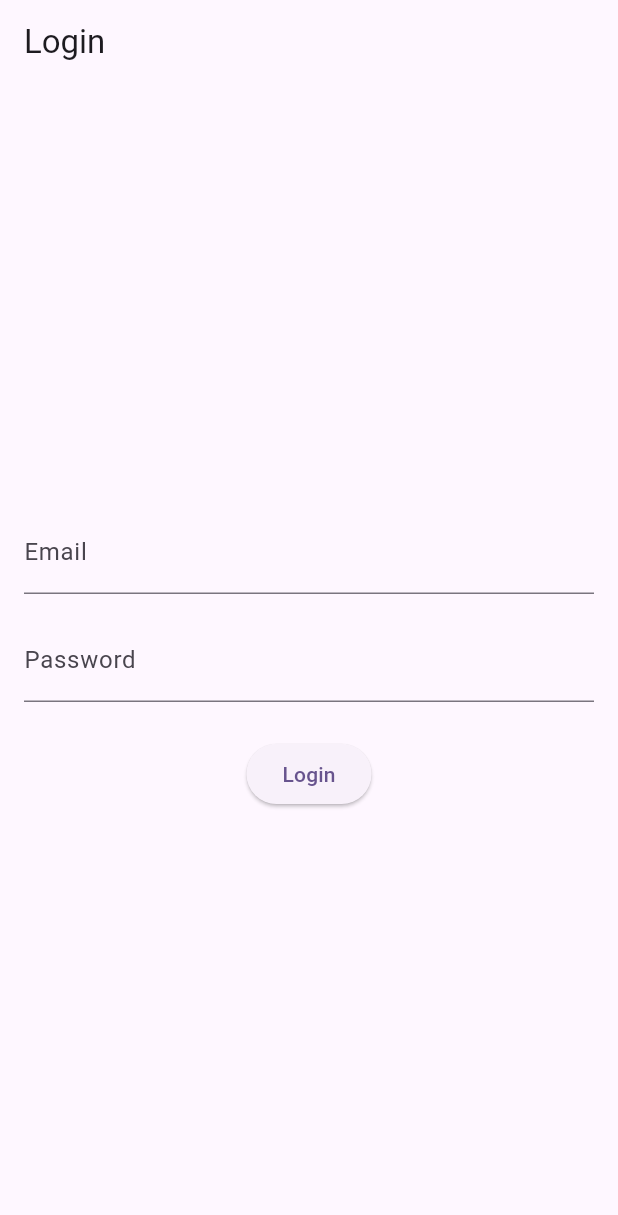
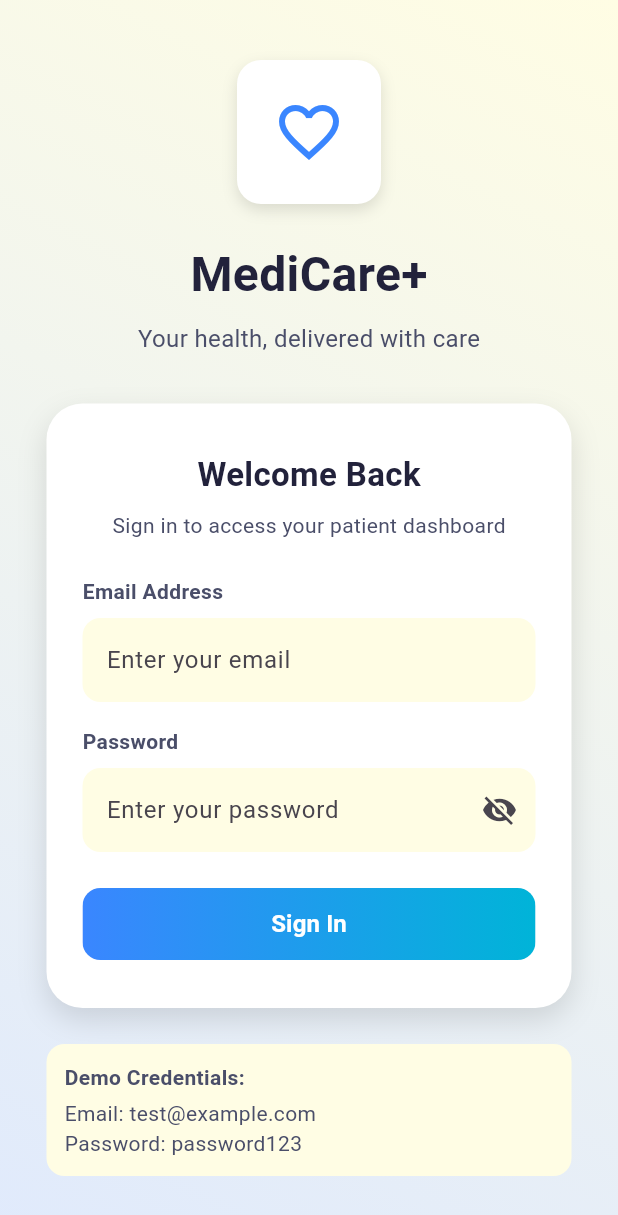
Before and after one commit to princetomar27/patient-dashboard-flutter, a Flutter app: the screen it shows after launch, on a phone screen of 412 x 824 dp. Shown: the top 1215 px of the screen. Run offline on Flutter 3.47's test engine with Material 3 defaults, Android fonts, the light colour scheme and no system bars; our stand-ins replace equatable, flutter_bloc, get_it, go_router, shared_preferences.

Commit message:
Add login functionality with UI enhancements (#1)

```diff
--- a/lib/features/auth/presentation/cubit/auth_cubit.dart
+++ b/lib/features/auth/presentation/cubit/auth_cubit.dart
@@ -1,4 +1,5 @@
 import 'package:equatable/equatable.dart';
+import 'package:flutter/widgets.dart';
 import 'package:flutter_bloc/flutter_bloc.dart';
 
 import '../../domain/entities/user_entity.dart';
@@ -13,6 +14,9 @@ class AuthCubit extends Cubit<AuthState> {
   final SaveLoginStatusUseCase saveLoginStatusUseCase;
   final CheckLoginStatusUseCase checkLoginStatusUseCase;
   final AuthRepository authRepository;
+
+  final TextEditingController emailController = TextEditingController();
+  final TextEditingController passwordController = TextEditingController();
 
   AuthCubit(
     this.loginUseCase,
@@ -50,4 +54,11 @@ class AuthCubit extends Cubit<AuthState> {
     await saveLoginStatusUseCase(isLoggedIn: false, user: null);
     emit(const AuthInitial());
   }
+
+  @override
+  Future<void> close() {
+    emailController.dispose();
+    passwordController.dispose();
+    return super.close();
+  }
 }
--- a/lib/features/auth/presentation/pages/login_page.dart
+++ b/lib/features/auth/presentation/pages/login_page.dart
@@ -1,66 +1,71 @@
 import 'package:flutter/material.dart';
-import 'package:flutter_bloc/flutter_bloc.dart';
-import 'package:go_router/go_router.dart';
-import '../cubit/auth_cubit.dart';
+
+import '../widgets/demo_credentials_box.dart';
+import '../widgets/login_form.dart';
+import '../widgets/login_header.dart';
 
 class LoginPage extends StatefulWidget {
-  const LoginPage({Key? key}) : super(key: key);
+  const LoginPage({super.key});
 
   @override
   State<LoginPage> createState() => _LoginPageState();
 }
 
 class _LoginPageState extends State<LoginPage> {
-  final TextEditingController _emailController = TextEditingController();
-  final TextEditingController _passwordController = TextEditingController();
+  bool _obscurePassword = true;
 
   @override
   Widget build(BuildContext context) {
     return Scaffold(
-      appBar: AppBar(title: const Text('Login')),
-      body: BlocConsumer<AuthCubit, AuthState>(
-        listener: (context, state) {
-          if (state is AuthLoaded) {
-            context.go('/dashboard');
-          } else if (state is AuthFailed) {
-            ScaffoldMessenger.of(
-              context,
-            ).showSnackBar(SnackBar(content: Text(state.errorMessage)));
-          }
-        },
-        builder: (context, state) {
-          if (state is AuthLoading) {
-            return const Center(child: CircularProgressIndicator());
-          }
-          return Padding(
-            padding: const EdgeInsets.all(16.0),
+      body: Container(
+        width: double.infinity,
+        height: double.infinity,
+        decoration: const BoxDecoration(
+          gradient: LinearGradient(
+            begin: Alignment.topRight,
+            end: Alignment.bottomLeft,
+            colors: [Color(0xFFFFFDE4), Color(0xFFE0EAFC)],
+          ),
+        ),
+        child: Center(
+          child: SingleChildScrollView(
             child: Column(
               mainAxisAlignment: MainAxisAlignment.center,
               children: [
-                TextField(
-                  controller: _emailController,
-                  decoration: const InputDecoration(labelText: 'Email'),
-                ),
-                const SizedBox(height: 16),
-                TextField(
-                  controller: _passwordController,
-                  decoration: const InputDecoration(labelText: 'Password'),
-                  obscureText: true,
+                const LoginHeader(),
+                const SizedBox(height: 32),
+                Container(
+                  width: 350,
+                  padding: const EdgeInsets.symmetric(
+                    horizontal: 24,
+                    vertical: 32,
+                  ),
+                  decoration: BoxDecoration(
+                    color: Colors.white,
+                    borderRadius: BorderRadius.circular(24),
+                    boxShadow: [
+                      BoxShadow(
+                        color: Colors.black12,
+                        blurRadius: 16,
+                        offset: Offset(0, 8),
+                      ),
+                    ],
+                  ),
+                  child: LoginForm(
+                    obscurePassword: _obscurePassword,
+                    onTogglePassword: () {
+                      setState(() {
+                        _obscurePassword = !_obscurePassword;
+                      });
+                    },
+                  ),
                 ),
                 const SizedBox(height: 24),
-                ElevatedButton(
-                  onPressed: () {
-                    context.read<AuthCubit>().login(
-                      _emailController.text,
-                      _passwordController.text,
-                    );
-                  },
-                  child: const Text('Login'),
-                ),
+                const DemoCredentialsBox(),
               ],
             ),
-          );
-        },
+          ),
+        ),
       ),
     );
   }
--- /dev/null
+++ b/lib/features/auth/presentation/widgets/demo_credentials_box.dart
@@ -0,0 +1,38 @@
+import 'package:flutter/material.dart';
+
+class DemoCredentialsBox extends StatelessWidget {
+  const DemoCredentialsBox({super.key});
+
+  @override
+  Widget build(BuildContext context) {
+    return Container(
+      width: 350,
+      padding: const EdgeInsets.all(12),
+      decoration: BoxDecoration(
+        color: const Color(0xFFFFFDE4),
+        borderRadius: BorderRadius.circular(12),
+      ),
+      child: const Column(
+        crossAxisAlignment: CrossAxisAlignment.start,
+        children: [
+          Text(
+            'Demo Credentials:',
+            style: TextStyle(
+              fontWeight: FontWeight.bold,
+              color: Color(0xFF4A4E69),
+            ),
+          ),
+          SizedBox(height: 4),
+          Text(
+            'Email: test@example.com',
+            style: TextStyle(color: Color(0xFF4A4E69)),
+          ),
+          Text(
+            'Password: password123',
+            style: TextStyle(color: Color(0xFF4A4E69)),
+          ),
+        ],
+      ),
+    );
+  }
+}
--- /dev/null
+++ b/lib/features/auth/presentation/widgets/login_form.dart
@@ -0,0 +1,147 @@
+import 'package:flutter/material.dart';
+import 'package:flutter_bloc/flutter_bloc.dart';
+import 'package:go_router/go_router.dart';
+
+import '../cubit/auth_cubit.dart';
+
+class LoginForm extends StatelessWidget {
+  final bool obscurePassword;
+  final VoidCallback onTogglePassword;
+
+  const LoginForm({
+    super.key,
+    required this.obscurePassword,
+    required this.onTogglePassword,
+  });
+
+  @override
+  Widget build(BuildContext context) {
+    return BlocConsumer<AuthCubit, AuthState>(
+      listener: (context, state) {
+        if (state is AuthLoaded) {
+          context.go('/dashboard');
+        } else if (state is AuthFailed) {
+          ScaffoldMessenger.of(
+            context,
+          ).showSnackBar(SnackBar(content: Text(state.errorMessage)));
+        }
+      },
+      builder: (context, state) {
+        final authCubit = context.read<AuthCubit>();
+        return Column(
+          crossAxisAlignment: CrossAxisAlignment.start,
+          children: [
+            const Center(
+              child: Text(
+                'Welcome Back',
+                style: TextStyle(
+                  fontSize: 22,
+                  fontWeight: FontWeight.bold,
+                  color: Color(0xFF22223B),
+                ),
+              ),
+            ),
+            const SizedBox(height: 8),
+            const Center(
+              child: Text(
+                'Sign in to access your patient dashboard',
+                style: TextStyle(fontSize: 14, color: Color(0xFF4A4E69)),
+              ),
+            ),
+            const SizedBox(height: 24),
+            const Text(
+              'Email Address',
+              style: TextStyle(
+                fontWeight: FontWeight.w600,
+                color: Color(0xFF4A4E69),
+              ),
+            ),
+            const SizedBox(height: 8),
+            TextField(
+              controller: authCubit.emailController,
+              decoration: InputDecoration(
+                hintText: 'Enter your email',
+                filled: true,
+                fillColor: Color(0xFFFFFDE4),
+                border: OutlineInputBorder(
+                  borderRadius: BorderRadius.circular(12),
+                  borderSide: BorderSide.none,
+                ),
+              ),
+            ),
+            const SizedBox(height: 16),
+            const Text(
+              'Password',
+              style: TextStyle(
+                fontWeight: FontWeight.w600,
+                color: Color(0xFF4A4E69),
+              ),
+            ),
+            const SizedBox(height: 8),
+            TextField(
+              controller: authCubit.passwordController,
+              obscureText: obscurePassword,
+              decoration: InputDecoration(
+                hintText: 'Enter your password',
+                filled: true,
+                fillColor: Color(0xFFFFFDE4),
+                border: OutlineInputBorder(
+                  borderRadius: BorderRadius.circular(12),
+                  borderSide: BorderSide.none,
+                ),
+                suffixIcon: IconButton(
+                  icon: Icon(
+                    obscurePassword ? Icons.visibility_off : Icons.visibility,
+                  ),
+                  onPressed: onTogglePassword,
+                ),
+              ),
+            ),
+            const SizedBox(height: 24),
+            SizedBox(
+              width: double.infinity,
+              height: 48,
+              child:
+                  state is AuthLoading
+                      ? const Center(child: CircularProgressIndicator())
+                      : ElevatedButton(
+                        style: ElevatedButton.styleFrom(
+                          shape: RoundedRectangleBorder(
+                            borderRadius: BorderRadius.circular(12),
+                          ),
+                          padding: EdgeInsets.zero,
+                          elevation: 0,
+                        ),
+                        onPressed: () {
+                          context.read<AuthCubit>().login(
+                            authCubit.emailController.text,
+                            authCubit.passwordController.text,
+                          );
+                        },
+                        child: Ink(
+                          decoration: BoxDecoration(
+                            gradient: const LinearGradient(
+                              colors: [Color(0xFF3A86FF), Color(0xFF00B4D8)],
+                            ),
+                            borderRadius: BorderRadius.circular(12),
+                          ),
+                          child: Container(
+                            alignment: Alignment.center,
+                            child: const Text(
+                              'Sign In',
+                              style: TextStyle(
+                                color: Colors.white,
+                                fontWeight: FontWeight.bold,
+                                fontSize: 16,
+                              ),
+                            ),
+                          ),
+                        ),
+                      ),
+            ),
+          ],
+        );
+      },
+    );
+  }
+}
--- /dev/null
+++ b/lib/features/auth/presentation/widgets/login_header.dart
@@ -0,0 +1,49 @@
+import 'package:flutter/material.dart';
+
+class LoginHeader extends StatelessWidget {
+  const LoginHeader({super.key});
+
+  @override
+  Widget build(BuildContext context) {
+    return Column(
+      children: [
+        // Logo
+        Container(
+          padding: const EdgeInsets.all(24),
+          decoration: BoxDecoration(
+            color: Colors.white,
+            borderRadius: BorderRadius.circular(16),
+            boxShadow: [
+              BoxShadow(
+                color: Colors.black12,
+                blurRadius: 8,
+                offset: Offset(0, 4),
+              ),
+            ],
+          ),
+          child: const Icon(
+            Icons.favorite_border,
+            color: Color(0xFF3A86FF),
+            size: 48,
+          ),
+        ),
+        const SizedBox(height: 24),
+        // App Name
+        const Text(
+          'MediCare+',
+          style: TextStyle(
+            fontSize: 32,
+            fontWeight: FontWeight.bold,
+            color: Color(0xFF22223B),
+          ),
+        ),
+        const SizedBox(height: 8),
+        // Subtitle
+        const Text(
+          'Your health, delivered with care',
+          style: TextStyle(fontSize: 16, color: Color(0xFF4A4E69)),
+        ),
+      ],
+    );
+  }
+}
```
